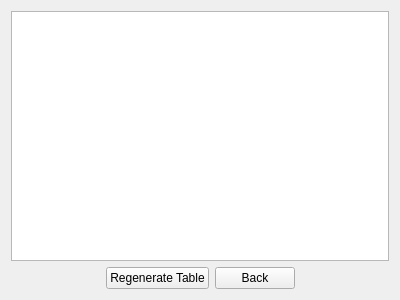
Above: view/vigenerefulltabledialog.ui from kevinfernaldy/simple-cryptography before the change. Below: the same form after it.
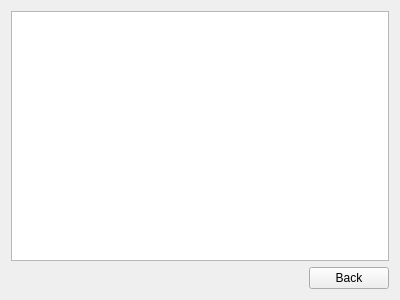
That is the form after the change.

```diff
--- a/view/vigenerefulltabledialog.ui
+++ b/view/vigenerefulltabledialog.ui
@@ -32,13 +32,6 @@
        </property>
       </spacer>
      </item>
-     <item>
-      <widget class="QPushButton" name="regenerateButton">
-       <property name="text">
-        <string>Regenerate Table</string>
-       </property>
-      </widget>
-     </item>
      <item>
       <widget class="QPushButton" name="backButton">
        <property name="text">
@@ -46,19 +39,6 @@
        </property>
       </widget>
      </item>
-     <item>
-      <spacer name="horizontalSpacer_2">
-       <property name="orientation">
-        <enum>Qt::Horizontal</enum>
-       </property>
-       <property name="sizeHint" stdset="0">
-        <size>
-         <width>40</width>
-         <height>20</height>
-        </size>
-       </property>
-      </spacer>
-     </item>
     </layout>
    </item>
   </layout>
```
